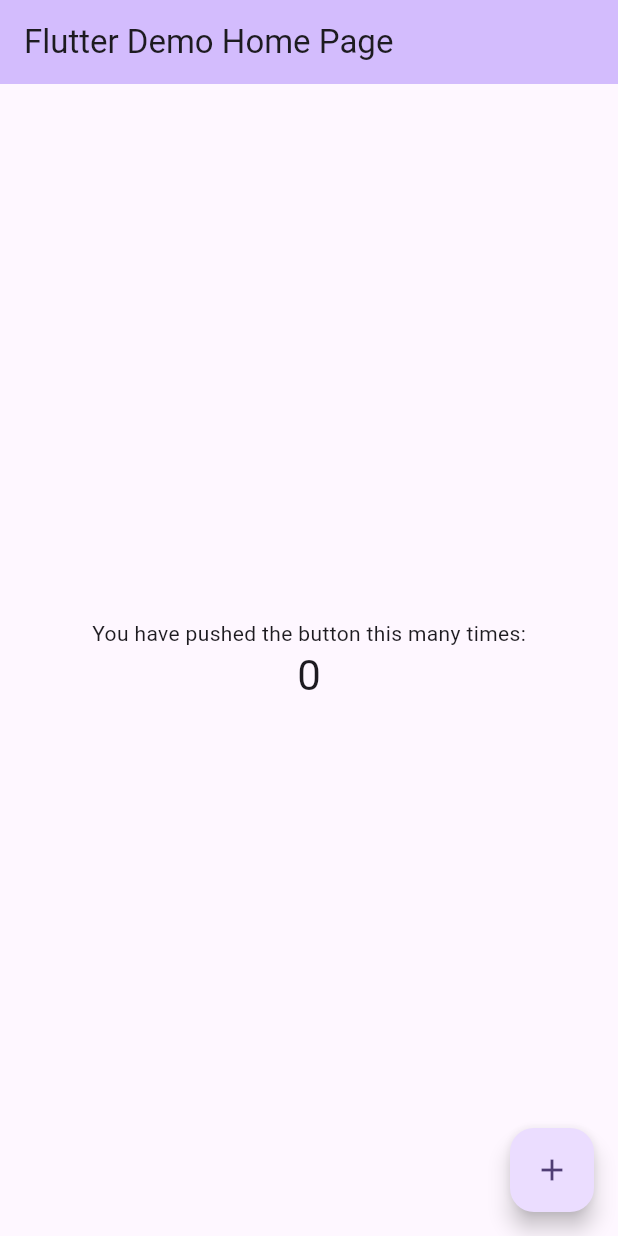
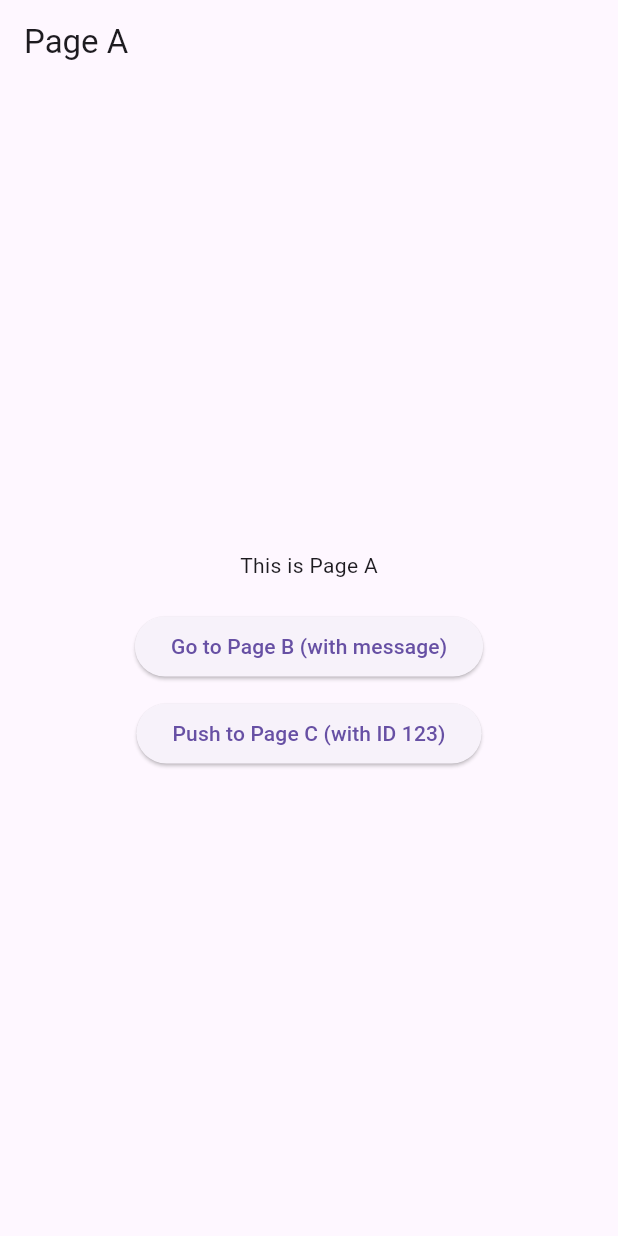
Before and after one commit to YuukiTakahashi-QNQ/sns-app, a Flutter app: the screen it shows after launch, on a phone screen of 412 x 824 dp. Run offline on Flutter 3.47's test engine with Material 3 defaults, Android fonts, the phone set to English and light mode, and no system bars; our stand-ins replace firebase_core, flutter_riverpod, go_router; accounts and stored records are empty.

Commit message:
feat : 画面遷移機能追加

```diff
--- /dev/null
+++ b/lib/core/router/app_router.dart
@@ -0,0 +1,57 @@
+// lib/core/router/app_router.dart
+import 'package:flutter/material.dart';
+import 'package:go_router/go_router.dart';
+import 'package:flutter_riverpod/flutter_riverpod.dart';
+
+// 画面のプレースホルダ
+import '../../features/timeline/presentation/pages/page_a.dart';
+import '../../features/timeline/presentation/pages/page_b.dart';
+import '../../features/timeline/presentation/pages/page_c.dart';
+
+// ルート名を定数で管理
+class AppRouteNames {
+  static const String pageA = 'pageA';
+  static const String pageB = 'pageB';
+  static const String pageC = 'pageC';
+}
+
+// GoRouterインスタンスを提供するプロバイダ
+final goRouterProvider = Provider<GoRouter>((ref) {
+  return GoRouter(
+    initialLocation: '/pageA', // アプリ起動時の初期パス
+    debugLogDiagnostics: true, // デバッグログを有効化 (開発中便利)
+
+    // ルート定義
+    routes: <RouteBase>[
+      GoRoute(
+        name: AppRouteNames.pageA,
+        path: '/pageA',
+        builder: (BuildContext context, GoRouterState state) {
+          return const PageA();
+        },
+      ),
+      GoRoute(
+        name: AppRouteNames.pageB,
+        path: '/pageB',
+        builder: (BuildContext context, GoRouterState state) {
+          // PageBにパラメータを渡す例 (オプション)
+          final message = state.uri.queryParameters['message'];
+          return PageB(message: message);
+        },
+      ),
+      GoRoute(
+        name: AppRouteNames.pageC,
+        path: '/pageC/:id', // パスパラメータの例
+        builder: (BuildContext context, GoRouterState state) {
+          final id = state.pathParameters['id'];
+          return PageC(id: id);
+        },
+      ),
+    ],
+    // エラーページ (任意)
+    errorBuilder: (context, state) => Scaffold(
+      appBar: AppBar(title: const Text('Error')),
+      body: Center(child: Text('Page not found: ${state.error}')),
+    ),
+  );
+});
--- /dev/null
+++ b/lib/features/timeline/presentation/pages/page_a.dart
@@ -0,0 +1,47 @@
+// lib/features/sample_pages/page_a.dart
+import 'package:flutter/material.dart';
+import 'package:flutter_riverpod/flutter_riverpod.dart';
+import 'package:go_router/go_router.dart';
+
+import '../../../../core/router/app_router.dart';
+
+class PageA extends ConsumerWidget {
+  const PageA({super.key});
+
+  @override
+  Widget build(BuildContext context, WidgetRef ref) {
+    return Scaffold(
+      appBar: AppBar(title: const Text('Page A')),
+      body: Center(
+        child: Column(
+          mainAxisAlignment: MainAxisAlignment.center,
+          children: <Widget>[
+            const Text('This is Page A'),
+            const SizedBox(height: 20),
+            ElevatedButton(
+              onPressed: () {
+                // Page Bへメッセージ付きで遷移
+                context.goNamed(
+                  AppRouteNames.pageB,
+                  queryParameters: {'message': 'Hello from Page A!'},
+                );
+              },
+              child: const Text('Go to Page B (with message)'),
+            ),
+            const SizedBox(height: 10),
+            ElevatedButton(
+              onPressed: () {
+                // Page CへID付きで遷移
+                context.pushNamed( // pushNamedでスタックに追加
+                  AppRouteNames.pageC,
+                  pathParameters: {'id': '123'},
+                );
+              },
+              child: const Text('Push to Page C (with ID 123)'),
+            ),
+          ],
+        ),
+      ),
+    );
+  }
+}
--- a/lib/main.dart
+++ b/lib/main.dart
@@ -1,67 +1,36 @@
+import 'package:firebase_core/firebase_core.dart';
 import 'package:flutter/material.dart';
+import 'package:flutter_riverpod/flutter_riverpod.dart';
+import 'package:go_router/go_router.dart';
 
-void main() {
-  runApp(const MyApp());
+import 'core/router/app_router.dart';
+import 'firebase_options.dart';
+
+void main() async {
+  WidgetsFlutterBinding.ensureInitialized();
+  await Firebase.initializeApp(
+    options: DefaultFirebaseOptions.currentPlatform,
+  );
+  runApp(
+    const ProviderScope( // Riverpodの有効化
+      child: MyApp(),
+    ),
+  );
 }
 
-class MyApp extends StatelessWidget {
+class MyApp extends ConsumerWidget {
   const MyApp({super.key});
 
-  // This widget is the root of your application.
   @override
-  Widget build(BuildContext context) {
-    return MaterialApp(
+  Widget build(BuildContext context, WidgetRef ref) {
+    final GoRouter router = ref.watch(goRouterProvider);
+
+    return MaterialApp.router(
+      routerConfig: router,
       title: 'Flutter Demo',
       theme: ThemeData(
-        colorScheme: ColorScheme.fromSeed(seedColor: Colors.deepPurple),
+        primarySwatch: Colors.blue,
       ),
-      home: const MyHomePage(title: 'Flutter Demo Home Page'),
     );
   }
 }
-
-class MyHomePage extends StatefulWidget {
-  const MyHomePage({super.key, required this.title});
-
-  final String title;
-
-  @override
-  State<MyHomePage> createState() => _MyHomePageState();
-}
-
-class _MyHomePageState extends State<MyHomePage> {
-  int _counter = 0;
-
-  void _incrementCounter() {
-    setState(() {
-      _counter++;
-    });
-  }
-
-  @override
-  Widget build(BuildContext context) {
-    return Scaffold(
-      appBar: AppBar(
-        backgroundColor: Theme.of(context).colorScheme.inversePrimary,
-        title: Text(widget.title),
-      ),
-      body: Center(
-        child: Column(
-          mainAxisAlignment: MainAxisAlignment.center,
-          children: <Widget>[
-            const Text('You have pushed the button this many times:'),
-            Text(
-              '$_counter',
-              style: Theme.of(context).textTheme.headlineMedium,
-            ),
-          ],
-        ),
-      ),
-      floatingActionButton: FloatingActionButton(
-        onPressed: _incrementCounter,
-        tooltip: 'Increment',
-        child: const Icon(Icons.add),
-      ), // This trailing comma makes auto-formatting nicer for build methods.
-    );
-  }
-}
```
Also changed, not shown: lib/features/timeline/presentation/pages/page_b.dart (added, +49 -0 lines), lib/features/timeline/presentation/pages/page_c.dart (added, +45 -0 lines), pubspec.yaml (+6 -73 lines), firebase.json (added), lib/firebase_options.dart (added), pubspec.lock, 3 other files.
